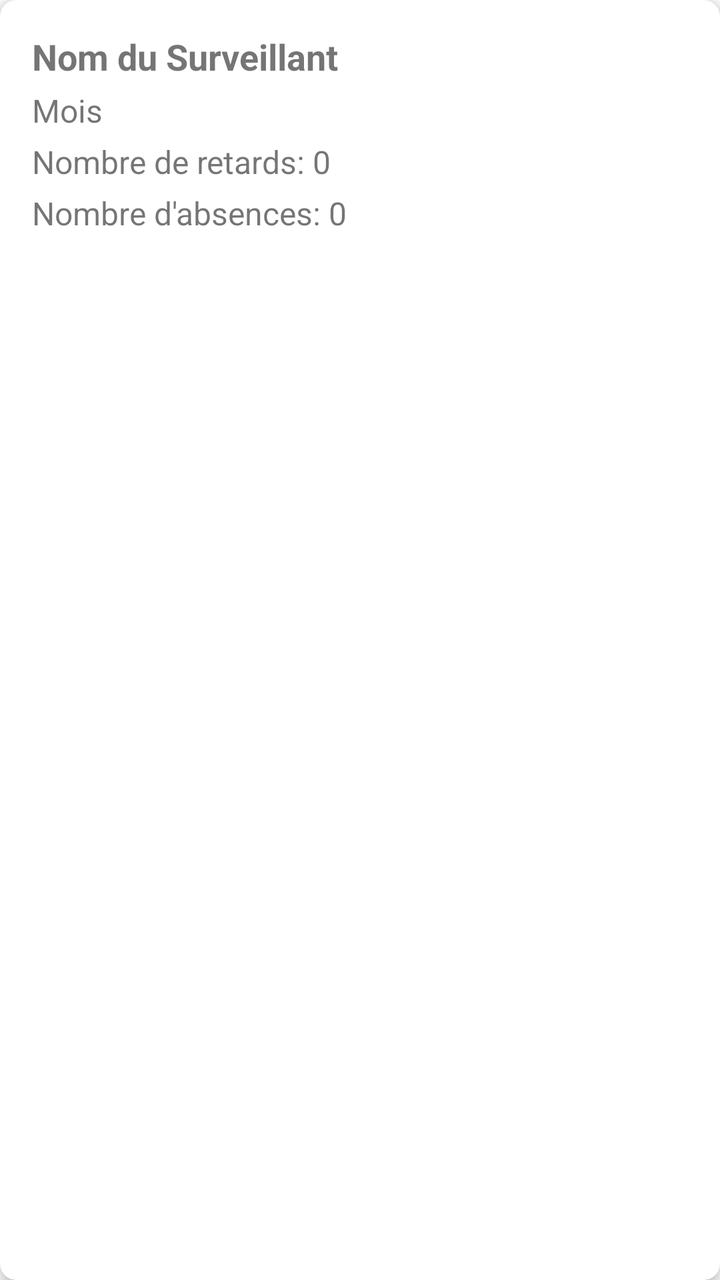
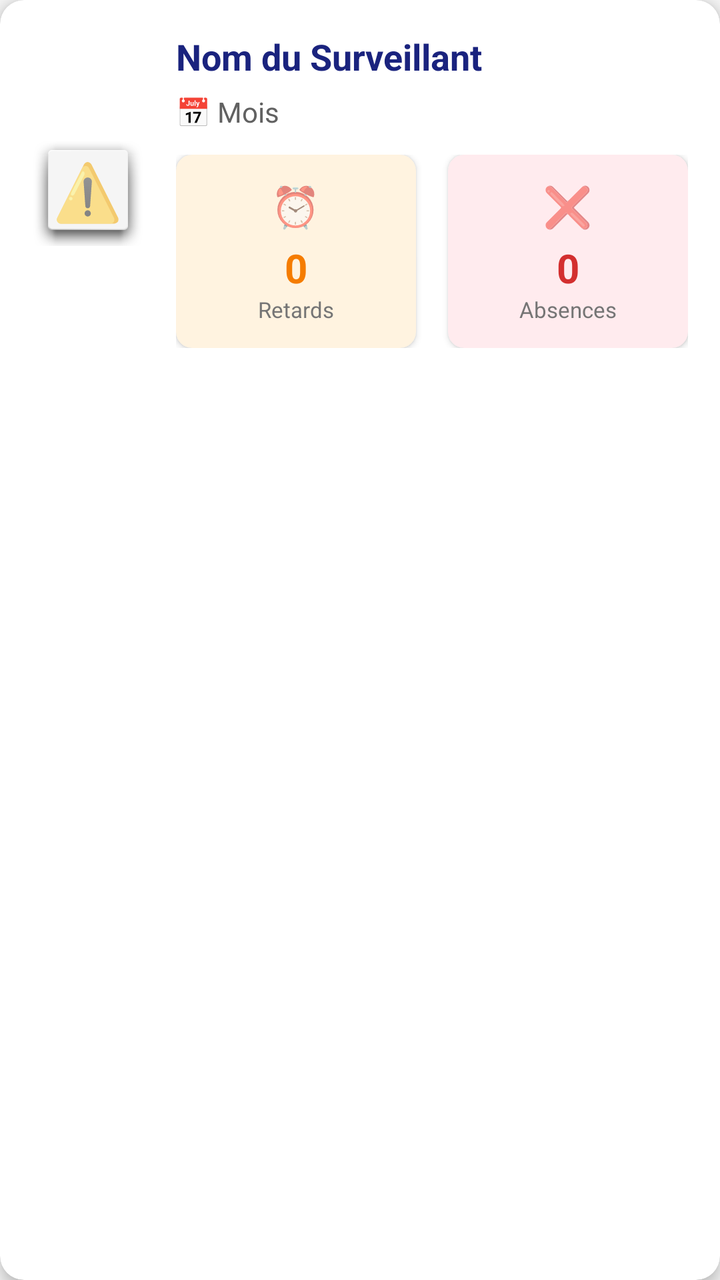

The first picture is an Android layout as it rendered before a commit; the second is the same layout after the commit. The layout source and the unified diff follow.
<!-- AndroidManifest.xml: application theme Theme.POINTAGE -->
<!-- res/layout/item_sanction.xml -->
<?xml version="1.0" encoding="utf-8"?>
<androidx.cardview.widget.CardView xmlns:android="http://schemas.android.com/apk/res/android"
    xmlns:app="http://schemas.android.com/apk/res-auto"
    android:layout_width="match_parent"
    android:layout_height="wrap_content"
    android:layout_margin="8dp"
    app:cardCornerRadius="8dp"
    app:cardElevation="4dp">

    <LinearLayout
        android:layout_width="match_parent"
        android:layout_height="wrap_content"
        android:orientation="vertical"
        android:padding="16dp">

        <TextView
            android:id="@+id/nom_surveillant_sanction"
            android:layout_width="wrap_content"
            android:layout_height="wrap_content"
            android:text="Nom du Surveillant"
            android:textSize="18sp"
            android:textStyle="bold" />

        <TextView
            android:id="@+id/mois_sanction"
            android:layout_width="wrap_content"
            android:layout_height="wrap_content"
            android:layout_marginTop="4dp"
            android:text="Mois"
            android:textSize="16sp" />

        <TextView
            android:id="@+id/retards_sanction"
            android:layout_width="wrap_content"
            android:layout_height="wrap_content"
            android:layout_marginTop="4dp"
            android:text="Nombre de retards: 0"
            android:textSize="16sp" />

        <TextView
            android:id="@+id/absences_sanction"
            android:layout_width="wrap_content"
            android:layout_height="wrap_content"
            android:layout_marginTop="4dp"
            android:text="Nombre d'absences: 0"
            android:textSize="16sp" />

    </LinearLayout>
</androidx.cardview.widget.CardView>
<!-- resources referenced by this layout -->
<resources>
  <style name="Theme.POINTAGE" parent="Theme.MaterialComponents.DayNight.DarkActionBar">
          
          <item name="colorPrimary">@color/black</item>
          <item name="colorPrimaryVariant">@color/black</item>
          <item name="colorOnPrimary">@color/white</item>
          
          <item name="colorSecondary">@color/teal_200</item>
          <item name="colorSecondaryVariant">@color/teal_700</item>
          <item name="colorOnSecondary">@color/black</item>
          
          <item name="android:statusBarColor">?attr/colorPrimaryVariant</item>
          
      </style>
  <color name="black">#FF000000</color>
  <color name="white">#FFFFFFFF</color>
  <color name="teal_200">#FF03DAC5</color>
  <color name="teal_700">#FF018786</color>
</resources>

<!-- the commit's change to res/layout/item_sanction.xml (unified diff, before → after) -->
@@ -3,47 +3,158 @@
     xmlns:app="http://schemas.android.com/apk/res-auto"
     android:layout_width="match_parent"
     android:layout_height="wrap_content"
-    android:layout_margin="8dp"
-    app:cardCornerRadius="8dp"
-    app:cardElevation="4dp">
+    android:layout_marginStart="12dp"
+    android:layout_marginEnd="12dp"
+    android:layout_marginTop="6dp"
+    android:layout_marginBottom="6dp"
+    app:cardCornerRadius="12dp"
+    app:cardElevation="4dp"
+    android:backgroundTint="@android:color/white">
 
     <LinearLayout
         android:layout_width="match_parent"
         android:layout_height="wrap_content"
-        android:orientation="vertical"
+        android:orientation="horizontal"
         android:padding="16dp">
 
-        <TextView
-            android:id="@+id/nom_surveillant_sanction"
-            android:layout_width="wrap_content"
+        
+        <LinearLayout
+            android:layout_width="56dp"
+            android:layout_height="56dp"
+            android:layout_gravity="center_vertical"
+            android:layout_marginEnd="16dp"
+            android:background="@android:drawable/dialog_holo_light_frame"
+            android:gravity="center"
+            android:orientation="vertical">
+            
+            <TextView
+                android:layout_width="wrap_content"
+                android:layout_height="wrap_content"
+                android:text="⚠️"
+                android:textSize="28sp" />
+        </LinearLayout>
+
+        
+        <LinearLayout
+            android:layout_width="0dp"
             android:layout_height="wrap_content"
-            android:text="Nom du Surveillant"
-            android:textSize="18sp"
-            android:textStyle="bold" />
+            android:layout_weight="1"
+            android:orientation="vertical">
 
-        <TextView
-            android:id="@+id/mois_sanction"
-            android:layout_width="wrap_content"
-            android:layout_height="wrap_content"
-            android:layout_marginTop="4dp"
-            android:text="Mois"
-            android:textSize="16sp" />
+            <TextView
+                android:id="@+id/nom_surveillant_sanction"
+                android:layout_width="wrap_content"
+                android:layout_height="wrap_content"
+                android:text="Nom du Surveillant"
+                android:textSize="18sp"
+                android:textStyle="bold"
+                android:textColor="#1A237E" />
 
-        <TextView
-            android:id="@+id/retards_sanction"
-            android:layout_width="wrap_content"
-            android:layout_height="wrap_content"
-            android:layout_marginTop="4dp"
-            android:text="Nombre de retards: 0"
-            android:textSize="16sp" />
+            <TextView
+                android:id="@+id/mois_sanction"
+                android:layout_width="wrap_content"
+                android:layout_height="wrap_content"
+                android:layout_marginTop="6dp"
+                android:text="📅 Mois"
+                android:textSize="14sp"
+                android:textColor="#616161" />
 
-        <TextView
-            android:id="@+id/absences_sanction"
-            android:layout_width="wrap_content"
-            android:layout_height="wrap_content"
-            android:layout_marginTop="4dp"
-            android:text="Nombre d'absences: 0"
-            android:textSize="16sp" />
+            
+            <LinearLayout
+                android:layout_width="match_parent"
+                android:layout_height="wrap_content"
+                android:layout_marginTop="12dp"
+                android:orientation="horizontal">
+
+                
+                <androidx.cardview.widget.CardView
+                    android:layout_width="0dp"
+                    android:layout_height="wrap_content"
+                    android:layout_weight="1"
+                    android:layout_marginEnd="8dp"
+                    app:cardCornerRadius="8dp"
+                    app:cardElevation="2dp"
+                    android:backgroundTint="#FFF3E0">
+
+                    <LinearLayout
+                        android:layout_width="match_parent"
+                        android:layout_height="wrap_content"
+                        android:orientation="vertical"
+                        android:padding="12dp"
+                        android:gravity="center">
+
+                        <TextView
+                            android:layout_width="wrap_content"
+                            android:layout_height="wrap_content"
+                            android:text="⏰"
+                            android:textSize="20sp" />
+
+                        <TextView
+                            android:id="@+id/retards_sanction"
+                            android:layout_width="wrap_content"
+                            android:layout_height="wrap_content"
+                            android:layout_marginTop="4dp"
+                            android:text="0"
+                            android:textSize="20sp"
+                            android:textStyle="bold"
+                            android:textColor="#F57C00" />
+
+                        <TextView
+                            android:layout_width="wrap_content"
+                            android:layout_height="wrap_content"
+                            android:text="Retards"
+                            android:textSize="11sp"
+                            android:textColor="#757575" />
+
+                    </LinearLayout>
+                </androidx.cardview.widget.CardView>
+
+                
+                <androidx.cardview.widget.CardView
+                    android:layout_width="0dp"
+                    android:layout_height="wrap_content"
+                    android:layout_weight="1"
+                    android:layout_marginStart="8dp"
+                    app:cardCornerRadius="8dp"
+                    app:cardElevation="2dp"
+                    android:backgroundTint="#FFEBEE">
+
+                    <LinearLayout
+                        android:layout_width="match_parent"
+                        android:layout_height="wrap_content"
+                        android:orientation="vertical"
+                        android:padding="12dp"
+                        android:gravity="center">
+
+                        <TextView
+                            android:layout_width="wrap_content"
+                            android:layout_height="wrap_content"
+                            android:text="❌"
+                            android:textSize="20sp" />
+
+                        <TextView
+                            android:id="@+id/absences_sanction"
+                            android:layout_width="wrap_content"
+                            android:layout_height="wrap_content"
+                            android:layout_marginTop="4dp"
+                            android:text="0"
+                            android:textSize="20sp"
+                            android:textStyle="bold"
+                            android:textColor="#D32F2F" />
+
+                        <TextView
+                            android:layout_width="wrap_content"
+                            android:layout_height="wrap_content"
+                            android:text="Absences"
+                            android:textSize="11sp"
+                            android:textColor="#757575" />
+
+                    </LinearLayout>
+                </androidx.cardview.widget.CardView>
+
+            </LinearLayout>
+
+        </LinearLayout>
 
     </LinearLayout>
 </androidx.cardview.widget.CardView>
<!-- resource entries referenced after the edit -->
@@ -2,8 +2,8 @@
 <resources>
   <style name="Theme.POINTAGE" parent="Theme.MaterialComponents.DayNight.DarkActionBar">
           
-          <item name="colorPrimary">@color/black</item>
-          <item name="colorPrimaryVariant">@color/black</item>
+          <item name="colorPrimary">@color/purple_500</item>
+          <item name="colorPrimaryVariant">@color/purple_700</item>
           <item name="colorOnPrimary">@color/white</item>
           
           <item name="colorSecondary">@color/teal_200</item>
@@ -12,8 +12,13 @@
           
           <item name="android:statusBarColor">?attr/colorPrimaryVariant</item>
           
+          <item name="android:windowBackground">@color/background_light</item>
+          
       </style>
+  <color name="purple_500">#FF6200EE</color>
+  <color name="purple_700">#FF3700B3</color>
   <color name="black">#FF000000</color>
+  <color name="background_light">#F5F5F5</color>
   <color name="white">#FFFFFFFF</color>
   <color name="teal_200">#FF03DAC5</color>
   <color name="teal_700">#FF018786</color>
